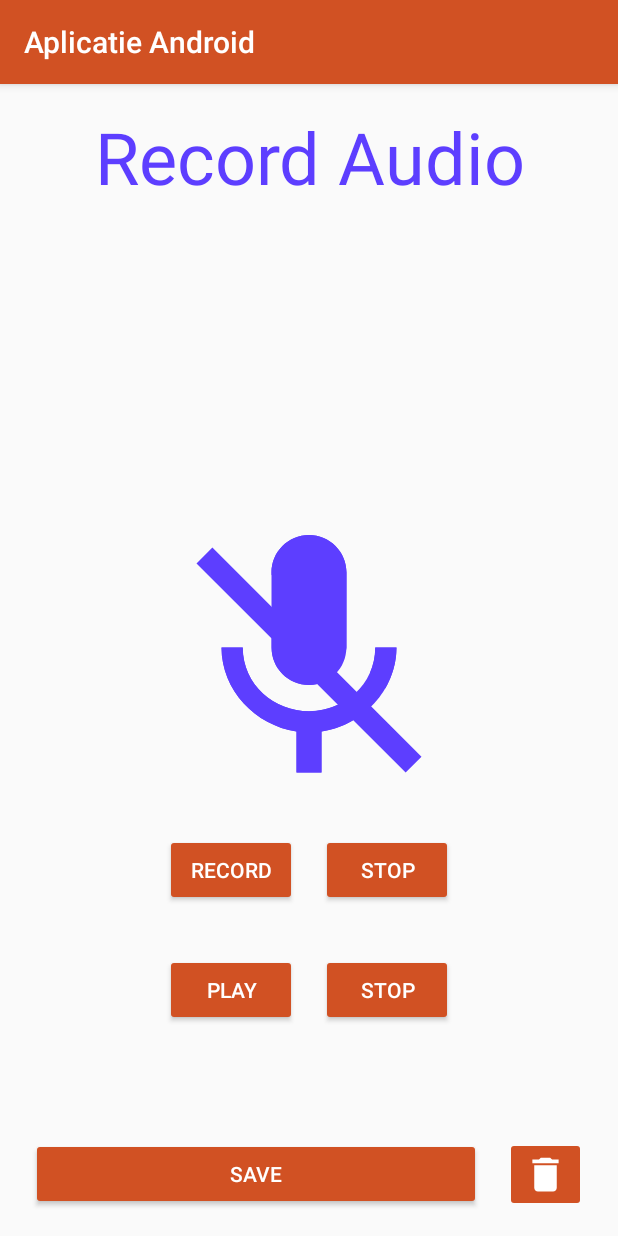
After one commit to kondorian0/LicentaNarcis, an Android app: the RecordActivity screen opened directly, with no data from a screen before it, on a phone screen of 412 x 824 dp. The commit adds this screen. Run offline under Robolectric (Android 15) with nearby library versions, the phone set to English and light mode, and no system bars.

Commit message:
new record activity and custom layout

```diff
--- a/app/src/main/AndroidManifest.xml
+++ b/app/src/main/AndroidManifest.xml
@@ -9,7 +9,8 @@
         android:roundIcon="@mipmap/ic_launcher"
         android:supportsRtl="true"
         android:theme="@style/AppTheme">
-        <activity android:name=".DrawActivity"></activity>
+        <activity android:name=".RecordActivity"></activity>
+        <activity android:name=".DrawActivity" />
         <activity android:name=".MainActivity">
             <intent-filter>
                 <action android:name="android.intent.action.MAIN" />
--- a/app/src/main/java/com/narcis/neamtiu/licentanarcis/MainActivity.java
+++ b/app/src/main/java/com/narcis/neamtiu/licentanarcis/MainActivity.java
@@ -92,7 +92,7 @@ public class MainActivity extends AppCompatActivity {
             @Override
             public void onClick(View v) {
 
-                Intent eventsIntent = new Intent(MainActivity.this, EventItem.class);
+                Intent eventsIntent = new Intent(MainActivity.this, RecordActivity.class);
                 startActivity(eventsIntent);
 
             }
--- /dev/null
+++ b/app/src/main/java/com/narcis/neamtiu/licentanarcis/RecordActivity.java
@@ -0,0 +1,13 @@
+package com.narcis.neamtiu.licentanarcis;
+
+import android.support.v7.app.AppCompatActivity;
+import android.os.Bundle;
+
+public class RecordActivity extends AppCompatActivity {
+
+    @Override
+    protected void onCreate(Bundle savedInstanceState) {
+        super.onCreate(savedInstanceState);
+        setContentView(R.layout.activity_record);
+    }
+}
--- /dev/null
+++ b/app/src/main/res/drawable/ic_delete.xml
@@ -0,0 +1,5 @@
+<vector android:height="30dp" android:tint="#FFFFFF"
+    android:viewportHeight="24.0" android:viewportWidth="24.0"
+    android:width="30dp" xmlns:android="http://schemas.android.com/apk/res/android">
+    <path android:fillColor="#FF000000" android:pathData="M6,19c0,1.1 0.9,2 2,2h8c1.1,0 2,-0.9 2,-2V7H6v12zM19,4h-3.5l-1,-1h-5l-1,1H5v2h14V4z"/>
+</vector>
--- /dev/null
+++ b/app/src/main/res/drawable/ic_no_recording.xml
@@ -0,0 +1,5 @@
+<vector android:height="200dp" android:tint="#5D3EFF"
+    android:viewportHeight="24.0" android:viewportWidth="24.0"
+    android:width="200dp" xmlns:android="http://schemas.android.com/apk/res/android">
+    <path android:fillColor="#FF000000" android:pathData="M19,11h-1.7c0,0.74 -0.16,1.43 -0.43,2.05l1.23,1.23c0.56,-0.98 0.9,-2.09 0.9,-3.28zM14.98,11.17c0,-0.06 0.02,-0.11 0.02,-0.17L15,5c0,-1.66 -1.34,-3 -3,-3S9,3.34 9,5v0.18l5.98,5.99zM4.27,3L3,4.27l6.01,6.01L9.01,11c0,1.66 1.33,3 2.99,3 0.22,0 0.44,-0.03 0.65,-0.08l1.66,1.66c-0.71,0.33 -1.5,0.52 -2.31,0.52 -2.76,0 -5.3,-2.1 -5.3,-5.1L5,11c0,3.41 2.72,6.23 6,6.72L11,21h2v-3.28c0.91,-0.13 1.77,-0.45 2.54,-0.9L19.73,21 21,19.73 4.27,3z"/>
+</vector>
--- /dev/null
+++ b/app/src/main/res/drawable/ic_recording.xml
@@ -0,0 +1,5 @@
+<vector android:height="200dp" android:tint="#5D3EFF"
+    android:viewportHeight="24.0" android:viewportWidth="24.0"
+    android:width="200dp" xmlns:android="http://schemas.android.com/apk/res/android">
+    <path android:fillColor="#FF000000" android:pathData="M12,14c1.66,0 2.99,-1.34 2.99,-3L15,5c0,-1.66 -1.34,-3 -3,-3S9,3.34 9,5v6c0,1.66 1.34,3 3,3zM17.3,11c0,3 -2.54,5.1 -5.3,5.1S6.7,14 6.7,11L5,11c0,3.41 2.72,6.23 6,6.72L11,21h2v-3.28c3.28,-0.48 6,-3.3 6,-6.72h-1.7z"/>
+</vector>
--- /dev/null
+++ b/app/src/main/res/layout/activity_record.xml
@@ -0,0 +1,121 @@
+<?xml version="1.0" encoding="utf-8"?>
+<RelativeLayout xmlns:android="http://schemas.android.com/apk/res/android"
+    xmlns:app="http://schemas.android.com/apk/res-auto"
+    xmlns:tools="http://schemas.android.com/tools"
+    android:layout_width="match_parent"
+    android:layout_height="match_parent"
+    tools:context=".RecordActivity">
+
+    <android.support.v7.widget.AppCompatTextView
+        android:layout_width="match_parent"
+        android:layout_height="wrap_content"
+        android:layout_alignParentTop="true"
+        android:layout_margin="16dp"
+        android:textAlignment="center"
+        android:textSize="48dp"
+        android:textColor="#5D3EFF"
+        android:text="Record Audio"/>
+
+    <android.support.v7.widget.AppCompatImageView
+        android:id="@+id/recording_image"
+        android:layout_width="wrap_content"
+        android:layout_height="wrap_content"
+        android:src="@drawable/ic_recording"
+        android:layout_centerInParent="true"/>
+
+    <android.support.v7.widget.AppCompatImageView
+        android:id="@+id/no_recording_image"
+        android:layout_width="wrap_content"
+        android:layout_height="wrap_content"
+        android:src="@drawable/ic_no_recording"
+        android:layout_centerInParent="true"/>
+
+    <LinearLayout
+        android:id="@+id/linearLayout1"
+        android:layout_width="match_parent"
+        android:layout_height="wrap_content"
+        android:orientation="horizontal"
+        android:layout_below="@id/recording_image"
+        android:layout_margin="8dp"
+        android:gravity="center">
+
+        <android.support.v7.widget.AppCompatButton
+            android:id="@+id/record_button"
+            android:layout_width="wrap_content"
+            android:layout_height="wrap_content"
+            android:layout_margin="8dp"
+            android:text="@string/record"
+            android:textColor="@android:color/white"
+            app:backgroundTint="@color/primary_color"/>
+
+        <android.support.v7.widget.AppCompatButton
+            android:id="@+id/stop_record_button"
+            android:layout_width="wrap_content"
+            android:layout_height="wrap_content"
+            android:layout_margin="8dp"
+            android:text="@string/stop"
+            android:textColor="@android:color/white"
+            app:backgroundTint="@color/primary_color"/>
+
+    </LinearLayout>
+
+    <LinearLayout
+        android:id="@+id/linearLayout2"
+        android:layout_width="match_parent"
+        android:layout_height="wrap_content"
+        android:orientation="horizontal"
+        android:layout_below="@id/linearLayout1"
+        android:layout_margin="8dp"
+        android:gravity="center">
+
+        <android.support.v7.widget.AppCompatButton
+            android:id="@+id/play_button"
+            android:layout_width="wrap_content"
+            android:layout_height="wrap_content"
+            android:layout_margin="8dp"
+            android:text="@string/play"
+            android:textColor="@android:color/white"
+            app:backgroundTint="@color/primary_color"/>
+
+        <android.support.v7.widget.AppCompatButton
+            android:id="@+id/stop_play_button"
+            android:layout_width="wrap_content"
+            android:layout_height="wrap_content"
+            android:layout_margin="8dp"
+            android:text="@string/stop"
+            android:textColor="@android:color/white"
+            app:backgroundTint="@color/primary_color"/>
+
+    </LinearLayout>
+
+    <LinearLayout
+        android:id="@+id/linearLayout3"
+        android:layout_width="match_parent"
+        android:layout_height="wrap_content"
+        android:orientation="horizontal"
+        android:layout_alignParentBottom="true"
+        android:layout_margin="8dp"
+        android:gravity="center">
+
+        <android.support.v7.widget.AppCompatButton
+            android:id="@+id/save_record_button"
+            android:layout_width="300dp"
+            android:layout_height="wrap_content"
+            android:layout_margin="8dp"
+            android:text="@string/save"
+            android:textColor="@android:color/white"
+            app:backgroundTint="@color/primary_color"/>
+
+
+        <android.support.v7.widget.AppCompatImageButton
+            android:id="@+id/delete_record_button"
+            android:layout_width="wrap_content"
+            android:layout_height="wrap_content"
+            android:layout_margin="8dp"
+            android:src="@drawable/ic_delete"
+            android:textColor="@android:color/white"
+            app:backgroundTint="@color/primary_color"/>
+
+    </LinearLayout>
+
+</RelativeLayout>
--- a/app/src/main/res/values/strings.xml
+++ b/app/src/main/res/values/strings.xml
@@ -35,5 +35,10 @@
     <string name="redo">Redo</string>
     <string name="undo">Undo</string>
     <string name="clear">Clear</string>
+    <string name="record">Record</string>
+    <string name="Stop">Stop</string>
+    <string name="play">Play</string>
+    <string name="stop">Stop</string>
+    <string name="delete">Delete</string>
 
 </resources>
--- a/build.gradle
+++ b/build.gradle
@@ -7,7 +7,7 @@ buildscript {
         jcenter()
     }
     dependencies {
-        classpath 'com.android.tools.build:gradle:3.3.2'
+        classpath 'com.android.tools.build:gradle:3.4.1'
 
 
         // NOTE: Do not place your application dependencies here; they belong
```
Also changed, not shown: gradle/wrapper/gradle-wrapper.properties.
